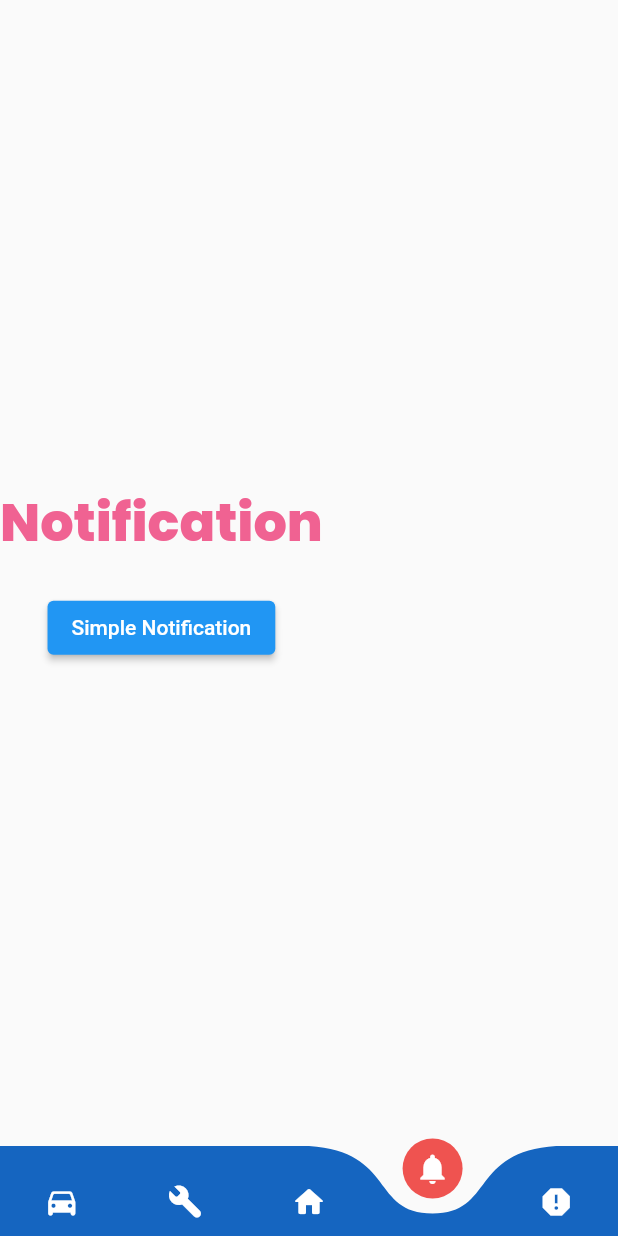
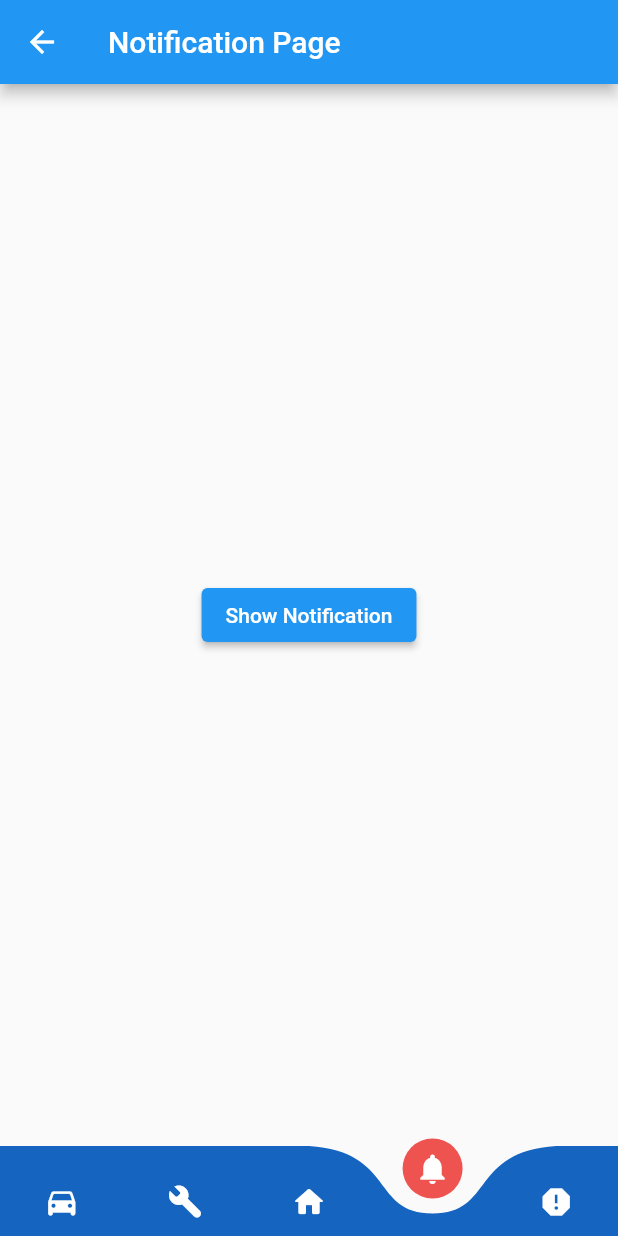
Before and after one commit to dijjeu/fleet_monitoring, a Flutter app: the Home screen opened directly, item 4 of the bottom bar chosen, on a phone screen of 412 x 824 dp. Run offline on Flutter 3.47's test engine with Material 2 defaults, Android fonts, the light colour scheme and no system bars; drawn by our look-alikes of curved_navigation_bar; our stand-ins replace flutter_local_notifications, google_fonts, shared_preferences; accounts and stored records are empty.

Commit message:
WORKING NOTIFICATION YAYYY

```diff
--- a/lib/dashboard_screen.dart
+++ b/lib/dashboard_screen.dart
@@ -42,7 +42,7 @@ class _DashboardScreenState extends State<DashboardScreen> {
           onTap: () {
             Navigator.push(
               context,
-              MaterialPageRoute(builder: (context) => const Notif()),
+              MaterialPageRoute(builder: (context) => NotificationPage()),
             );
           },
         ),
--- a/lib/home.dart
+++ b/lib/home.dart
@@ -24,7 +24,7 @@ class _HomeState extends State<Home> {
     const AddVehicle(),
     VehicleService(),
     const DashboardScreen(),
-    const Notif(),
+    NotificationPage(),
     VehicleReport(),
   ];
 
--- a/lib/main.dart
+++ b/lib/main.dart
@@ -3,9 +3,9 @@ import 'package:flutter/cupertino.dart';
 import 'package:flutter/material.dart';
 import 'package:flutter_local_notifications/flutter_local_notifications.dart';
 
-import 'api/notif_api.dart';
+void main() {
+  WidgetsFlutterBinding.ensureInitialized();
 
-void main() {
   runApp(MyApp());
 }
 
--- a/lib/notification.dart
+++ b/lib/notification.dart
@@ -1,74 +1,76 @@
-import 'package:flutter/cupertino.dart';
+import 'package:fleet_monitoring/notification_screen.dart';
 import 'package:flutter/material.dart';
 import 'package:flutter_local_notifications/flutter_local_notifications.dart';
-import 'package:google_fonts/google_fonts.dart';
 
-class Notif extends StatefulWidget {
-  const Notif({Key? key}) : super(key: key);
 
+class NotificationPage extends StatefulWidget {
   @override
-  State<Notif> createState() => _NotifState();
+  _NotificationPageState createState() => _NotificationPageState();
 }
 
-class _NotifState extends State<Notif> {
+class _NotificationPageState extends State<NotificationPage> {
 
   FlutterLocalNotificationsPlugin flutterLocalNotificationsPlugin =
   FlutterLocalNotificationsPlugin();
+
 
   @override
   void initState() {
     super.initState();
     var initializationSettingsAndroid =
-    AndroidInitializationSettings('flutter_devs');
-    var initSetttings = InitializationSettings(
-        android: initializationSettingsAndroid);
+    const AndroidInitializationSettings('ic_launcher');
+    var initializationSettings = InitializationSettings(
+      android: initializationSettingsAndroid,
+    );
+    flutterLocalNotificationsPlugin.initialize(initializationSettings);
+  }
+
+  void onDidReceiveNotificationResponse(NotificationResponse notificationResponse) async {
+    final String? payload = notificationResponse.payload;
+    if (notificationResponse.payload != null) {
+      debugPrint('notification payload: $payload');
+    }
+    await Navigator.push(
+      context,
+      MaterialPageRoute<void>(builder: (context) => NotificationScreen(payload)),
+    );
+  }
+
+
+
+  Future<void> _showNotification(String title, String message) async {
+    const AndroidNotificationDetails androidNotificationDetails =
+    AndroidNotificationDetails('your channel id', 'your channel name',
+        channelDescription: 'your channel description',
+        importance: Importance.max,
+        priority: Priority.high,
+        ticker: 'ticker');
+    const NotificationDetails notificationDetails =
+    NotificationDetails(android: androidNotificationDetails);
+    await flutterLocalNotificationsPlugin.show(
+        0, title, message, notificationDetails,
+        payload: 'item x');
   }
 
   @override
   Widget build(BuildContext context) {
     return Scaffold(
-      body: Column(
-        crossAxisAlignment: CrossAxisAlignment.center,
-        mainAxisAlignment: MainAxisAlignment.center,
-        children: <Widget>[
-          Text(
-            'Notification',
-            textAlign: TextAlign.center,
-            style: GoogleFonts.poppins(
-              fontSize: 35,
-              fontWeight: FontWeight.w800,
-              color: Colors.pink[300],
+      appBar: AppBar(
+        title: const Text('Notification Page'),
+      ),
+      body: Center(
+        child: Column(
+          mainAxisAlignment: MainAxisAlignment.center,
+          children: <Widget>[
+            ElevatedButton(
+              child: const Text('Show Notification'),
+              onPressed: () {
+                _showNotification('Hello', 'This is a sample notification');
+              },
             ),
-          ),
-
-          const SizedBox(height: 20),
-          ElevatedButton(
-            child: const Text('Simple Notification'),
-            onPressed: () {
-              showNotification;
-            }
-          ),
-        ],
+          ],
+        ),
       ),
     );
   }
-
-  showNotification(String? title, String? body) async {
-    var androidPlatformChannelSpecifics = const AndroidNotificationDetails(
-      'channel_id',
-      'channel_name',
-      channelDescription: 'channel_description',
-      importance: Importance.max,
-      priority: Priority.high,
-    );
-    var platformChannelSpecifics =
-    NotificationDetails(android: androidPlatformChannelSpecifics);
-    await flutterLocalNotificationsPlugin.show(
-        0,
-        title,
-        body,
-        platformChannelSpecifics
-    );
-  }
-
 }
```
Also changed, not shown: lib/notification_screen.dart (added, +18 -0 lines), pubspec.yaml (+7 -0 lines), assets/test.jpg (added), pubspec.lock, 9 other files.
